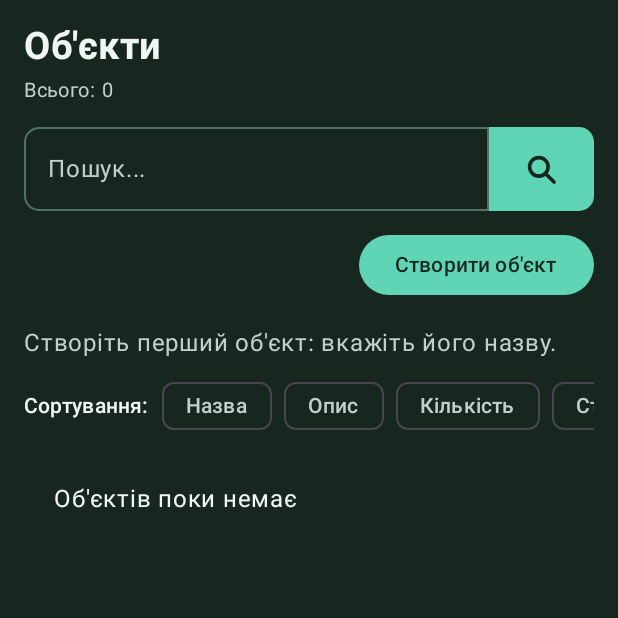
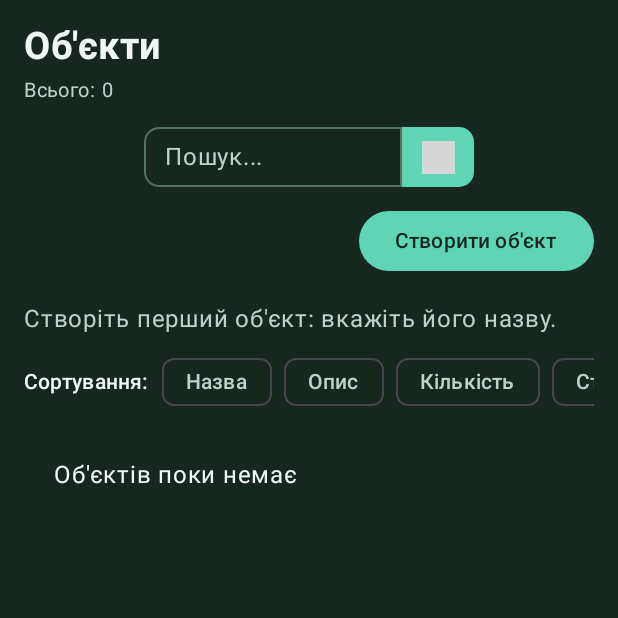
Before and after one commit to VolodymyrHaluha/Montash, an Android app built with Jetpack Compose: the composable ObjectsScreen called with empty values, on a phone screen of 412 x 824 dp, the top half of it. Run offline under Robolectric (Android 15) with nearby library versions, the light colour scheme and no system bars; 2 statements that could not run were skipped; grey boxes are pictures that could not be loaded.

Commit message:
пошук допрацьований

```diff
--- a/app/src/main/java/com/frop/montash/MainActivity.kt
+++ b/app/src/main/java/com/frop/montash/MainActivity.kt
@@ -46,6 +46,7 @@ import androidx.activity.result.contract.ActivityResultContracts
 import androidx.compose.animation.AnimatedContent
 import androidx.compose.foundation.Canvas
 import androidx.compose.foundation.background
+import androidx.compose.foundation.border
 import androidx.compose.foundation.clickable
 import androidx.compose.foundation.layout.*
 import androidx.compose.foundation.lazy.LazyColumn
@@ -61,8 +62,10 @@ import androidx.compose.ui.geometry.Offset
 import androidx.compose.ui.geometry.Size
 import androidx.compose.ui.graphics.Color
 import androidx.compose.ui.graphics.Path
+import androidx.compose.ui.graphics.SolidColor
 import androidx.compose.ui.graphics.StrokeCap
 import androidx.compose.ui.graphics.drawscope.Stroke
+import androidx.compose.foundation.text.BasicTextField
 import androidx.compose.ui.text.font.FontWeight
 import androidx.compose.ui.unit.dp
 import androidx.compose.ui.unit.sp
@@ -471,18 +474,26 @@ private fun PageHeader(title: String, subtitle: String,
 private fun ListSearch(value: String, onValueChange: (String) -> Unit, onApply: () -> Unit,
     modifier: Modifier = Modifier) {
     Box(modifier.fillMaxWidth(), contentAlignment = Alignment.Center) {
-        Row(Modifier.widthIn(max = 540.dp).fillMaxWidth(), verticalAlignment = Alignment.CenterVertically) {
-            OutlinedTextField(value, onValueChange, modifier = Modifier.weight(1f).testTag("list-search-input"),
-                placeholder = { Text("Пошук...") }, singleLine = true,
-                shape = RoundedCornerShape(topStart = 10.dp, bottomStart = 10.dp))
-            Button(onClick = onApply, modifier = Modifier.height(56.dp).testTag("list-search-apply"),
+        Row(Modifier.width(220.dp).height(40.dp)) {
+            BasicTextField(value, onValueChange, singleLine = true,
+                textStyle = LocalTextStyle.current.copy(color = Ink, fontSize = 16.sp),
+                cursorBrush = SolidColor(Ink),
+                modifier = Modifier.weight(1f).fillMaxHeight()
+                    .border(1.dp, Border, RoundedCornerShape(topStart = 10.dp, bottomStart = 10.dp))
+                    .padding(horizontal = 14.dp).testTag("list-search-input"),
+                decorationBox = { input ->
+                    Box(Modifier.fillMaxSize(), contentAlignment = Alignment.CenterStart) {
+                        if (value.isEmpty()) Text("Пошук...", color = Muted)
+                        input()
+                    }
+                })
+            Button(onClick = onApply,
+                modifier = Modifier.size(width = 48.dp, height = 40.dp).testTag("list-search-apply"),
+                contentPadding = PaddingValues(0.dp),
                 shape = RoundedCornerShape(topEnd = 10.dp, bottomEnd = 10.dp)) {
-                Canvas(Modifier.size(22.dp)) {
-                    drawCircle(CanvasColor, radius = size.minDimension * .28f,
-                        center = Offset(size.width * .42f, size.height * .42f), style = Stroke(2.4.dp.toPx()))
-                    drawLine(CanvasColor, Offset(size.width * .62f, size.height * .62f),
-                        Offset(size.width * .88f, size.height * .88f), strokeWidth = 2.4.dp.toPx(), cap = StrokeCap.Round)
-                }
+                Icon(painterResource(MontashResources.drawable.ic_search),
+                    contentDescription = "Пошук", tint = CanvasColor,
+                    modifier = Modifier.size(22.dp))
             }
         }
     }
```
